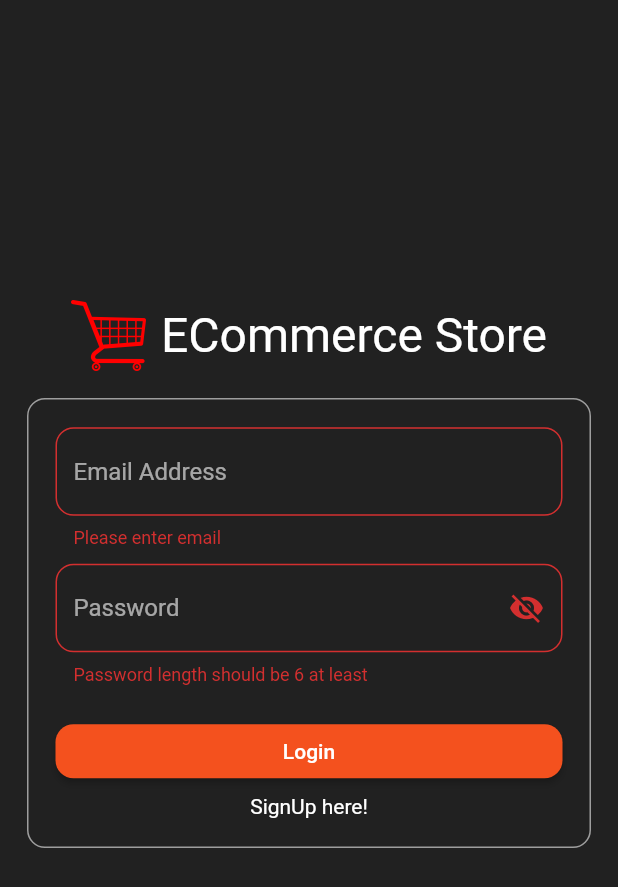
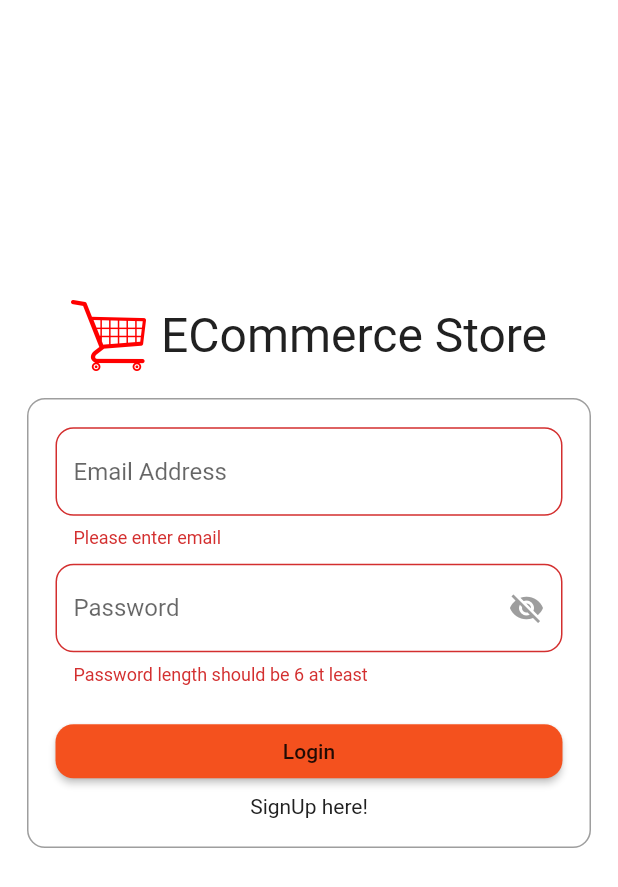
Before and after one commit to PruthviSooni/eCommerce_app, a Flutter app: the screen it shows after launch, after a tap on "Login", on a phone screen of 412 x 824 dp. Shown: the top 887 px of the screen. Run offline on Flutter 3.47's test engine with Material 2 defaults, Android fonts, the phone set to English and light mode, and no system bars; our stand-ins replace animated_theme_switcher, date_format, flutter_staggered_animations, shared_preferences, validators; network calls fail; project files that could hold a hidden picture were left out.

Commit message:
Merge  (#7)
- Added Auto Login Feature Using Shared Preferences
- Added Toggle Dark/Light theme mode
- Minor Fixes

Co-authored-by: PruthviSooni <pruthvisoni@gmail.com>

```diff
--- a/lib/main.dart
+++ b/lib/main.dart
@@ -1,3 +1,5 @@
+import 'package:animated_theme_switcher/animated_theme_switcher.dart';
+import 'package:ecommerce_app/screens/splash_screen.dart';
 import 'package:flutter/material.dart';
 import 'package:provider/provider.dart';
 
@@ -12,58 +14,71 @@ import './screens/order_screen.dart';
 import './screens/product_details.dart';
 import './screens/products_screen.dart';
 import './screens/shopping_cart.dart';
+import './utils/constants.dart';
+
 void main() => runApp(MyApp());
 
 class MyApp extends StatelessWidget {
   @override
   Widget build(BuildContext context) {
+    final isPlatformDark =
+        WidgetsBinding.instance.window.platformBrightness == Brightness.dark;
+    final initTheme = isPlatformDark ? darkTheme : lightTheme;
     return MultiProvider(
       providers: [
-        ChangeNotifierProvider<Auth>(
-          create: (_) => Auth(),
+
+        ChangeNotifierProvider.value(
+          value: Auth(),
         ),
         // ignore: missing_required_param
         ChangeNotifierProxyProvider<Auth, Products>(
           update: (ctx, auth, previousProducts) => Products(
             auth.token,
+            auth.uId,
             previousProducts == null ? [] : previousProducts.items,
           ),
         ),
-        ChangeNotifierProvider(
-          create: (ctx) => Cart(),
+        ChangeNotifierProvider.value(
+          value: Cart(),
         ),
         // ignore: missing_required_param
         ChangeNotifierProxyProvider<Auth, Orders>(
           update: (_, auth, oldOrders) => Orders(
             auth.token,
+            auth.uId,
             oldOrders == null ? [] : oldOrders.order,
           ),
         ),
-        ChangeNotifierProvider(
-          create: (ctx) => Auth(),
-        ),
       ],
       child: Consumer<Auth>(
-          builder: (__, auth, _) => MaterialApp(
-                home: auth.isAuth ? ProductScreen() : AuthScreen(),
-                theme: ThemeData(
-                  brightness: Brightness.dark,
-                  scaffoldBackgroundColor: Colors.grey.shade900,
-                  primarySwatch: Colors.deepOrange,
-                  accentColor: Colors.deepOrange,
-                  visualDensity: VisualDensity.adaptivePlatformDensity,
-                ),
-                // initialRoute: AuthScreen.routeName,
+        builder: (__, auth, _) => ThemeProvider(
+          initTheme: initTheme,
+          duration: Duration(milliseconds: 800),
+          child: Builder(
+            builder: (context) => MaterialApp(
+              home: auth.isAuth
+                  ? ProductScreen()
+                  : FutureBuilder(
+                      future: auth.tryAutoLogin(),
+                      builder: (context, snapshot) {
+                        return snapshot.connectionState ==
+                                ConnectionState.waiting
+                            ? SplashScreen()
+                            : AuthScreen();
+                      }),
+              theme: ThemeProvider.of(context),
               routes: {
-                  ProductDetailsScreen.routeName: (ctx) =>
-                      ProductDetailsScreen(),
+                ProductDetailsScreen.routeName: (ctx) => ProductDetailsScreen(),
                 ShoppingCart.routeName: (ctx) => ShoppingCart(),
                 OrderScreen.routeName: (ctx) => OrderScreen(),
                 AddProductScreen.routeName: (ctx) => AddProductScreen(),
                 ManageProductScreen.routeName: (ctx) => ManageProductScreen(),
                 AuthScreen.routeName: (ctx) => AuthScreen(),
               },
-              )),
+            ),
+          ),
+        ),
+      ),
     );
   }
 }
--- a/lib/provider/auth.dart
+++ b/lib/provider/auth.dart
@@ -1,8 +1,10 @@
+import 'dart:async';
 import 'dart:convert';
 
 import 'package:flutter/foundation.dart';
 import 'package:flutter/material.dart';
 import 'package:http/http.dart' as http;
+import 'package:shared_preferences/shared_preferences.dart';
 
 import '../models/http_exception.dart';
 import '../utils/assests.dart';
@@ -14,14 +16,15 @@ class Auth with ChangeNotifier {
   String error;
   http.Response res;
   String _email;
-
-  bool get isAuth => _token != null;
-
+  Timer authTimer;
   String get email {
     if (_email != null) {
       return _email;
     }
     return 'null';
+  }
+  bool get isAuth {
+    return token != null;
   }
 
   String get token {
@@ -46,7 +49,6 @@ class Auth with ChangeNotifier {
             'returnSecureToken': true,
           }));
       var data = jsonDecode(res.body);
-      print(data);
       if (data['error'] != null) {
         throw HttpException(data['error']['message']);
       }
@@ -58,9 +60,40 @@ class Auth with ChangeNotifier {
           seconds: int.parse(data['expiresIn']),
         ),
       );
+      _autoLogout();
       notifyListeners();
+      final prefs = await SharedPreferences.getInstance();
+      final userData = json.encode({
+        'token': _token,
+        'userId': uId,
+        'expireTime': _expire.toIso8601String(),
+        'email': _email,
+      });
+      prefs.setString('userData', userData);
     } catch (e) {
       throw e;
+    }
+  }
+
+  Future<bool> tryAutoLogin() async {
+    final prefs = await SharedPreferences.getInstance();
+    if (!prefs.containsKey('userData')) {
+      return false;
+    }
+    final extractedUserData =
+        json.decode(prefs.getString('userData')) as Map<String, Object>;
+    final expiryDate = DateTime.parse(extractedUserData['expireTime']);
+
+    if (expiryDate.isBefore(DateTime.now())) {
+      return false;
+    } else {
+      _token = extractedUserData['token'];
+      _uId = extractedUserData['userId'];
+      _expire = expiryDate;
+      _email = extractedUserData['email'];
+      notifyListeners();
+      _autoLogout();
+      return true;
     }
   }
 
@@ -71,4 +104,27 @@ class Auth with ChangeNotifier {
   Future<void> signIn(email, password) async {
     return _authenticate(email, password, 'signInWithPassword');
   }
+
+  Future<void> logout() async {
+    _token = null;
+    _uId = null;
+    _expire = null;
+    _email = null;
+    if (authTimer != null) {
+      authTimer.cancel();
+      authTimer = null;
+    }
+    notifyListeners();
+    final prefs = await SharedPreferences.getInstance();
+    prefs.clear();
+  }
+
+  void _autoLogout() {
+    if (authTimer != null) {
+      authTimer.cancel();
+    }
+    var timeToLogout = _expire.difference(DateTime.now()).inSeconds;
+    authTimer = Timer(Duration(seconds: timeToLogout), logout);
+
+  }
 }
--- a/lib/screens/add_product.dart
+++ b/lib/screens/add_product.dart
@@ -228,6 +228,7 @@ class _AddProductScreenState extends State<AddProductScreen> {
                       topRight: Radius.circular(12),
                     ),
                   ),
+                  barrierColor: Colors.black26,
                   builder: (ctx) {
                     return Container(
                       child: ClipRRect(
@@ -274,6 +275,7 @@ class _AddProductScreenState extends State<AddProductScreen> {
                   textInputAction: TextInputAction.done,
                   decoration:
                       kTextFieldDecoration.copyWith(labelText: "Image Path"),
+                  // ignore: missing_return
                   validator: (value) {
                     bool url = isURL(value);
                     if (url == false) {
--- a/lib/screens/auth_screen.dart
+++ b/lib/screens/auth_screen.dart
@@ -6,7 +6,6 @@ import 'package:provider/provider.dart';
 import 'package:validators/validators.dart';
 
 import '../models/http_exception.dart' as HttpExp;
-
 
 class AuthScreen extends StatefulWidget {
   static const routeName = 'AuthScreen';
@@ -122,9 +121,11 @@ class _AuthScreenState extends State<AuthScreen> with TickerProviderStateMixin {
   @override
   Widget build(BuildContext context) {
     final deviceSize = MediaQuery.of(context).size;
+    final isPlatformDark =
+        WidgetsBinding.instance.window.platformBrightness == Brightness.light;
     return Scaffold(
       key: _key,
-      backgroundColor: _animation_2.value,
+      backgroundColor: isPlatformDark ? Colors.white : _animation_2.value,
       body: SingleChildScrollView(
         padding: EdgeInsets.only(top: 200),
         child: Form(
@@ -147,7 +148,11 @@ class _AuthScreenState extends State<AuthScreen> with TickerProviderStateMixin {
                       ),
                       Text(
                         "ECommerce Store",
-                        style: TextStyle(fontSize: 32),
+                        style: TextStyle(
+                            fontSize: 32,
+                            color: isPlatformDark
+                                ? Colors.grey.shade900
+                                : Colors.white),
                       ),
                     ],
                   ),
@@ -195,9 +200,12 @@ class _AuthScreenState extends State<AuthScreen> with TickerProviderStateMixin {
                           decoration: kInputFieldDecoration.copyWith(
                             hintText: 'Password',
                             suffixIcon: IconButton(
-                              icon: Icon(_isVisible
+                              icon: Icon(
+                                _isVisible
                                     ? Icons.visibility_off
-                                  : Icons.visibility),
+                                    : Icons.visibility,
+                                color: Colors.grey,
+                              ),
                               onPressed: showPassword,
                             ),
                           ),
@@ -239,6 +247,9 @@ class _AuthScreenState extends State<AuthScreen> with TickerProviderStateMixin {
                           decoration: BoxDecoration(),
                           duration: Duration(milliseconds: 500),
                           child: RaisedButton(
+                            color: Theme
+                                .of(context)
+                                .accentColor,
                             shape: RoundedRectangleBorder(
                               borderRadius:
                               BorderRadius.circular(_isLoading ? 100 : 12),
@@ -257,9 +268,7 @@ class _AuthScreenState extends State<AuthScreen> with TickerProviderStateMixin {
                               ),
                             )
                                 : Text(
-                                '${_authMode == AuthState.SignUp
-                                    ? "SignUp"
-                                    : "Login"}'),
+                                '${_authMode == AuthState.SignUp ? "SignUp" : "Login"}'),
                           ),
                         ),
                         SizedBox(
@@ -267,9 +276,16 @@ class _AuthScreenState extends State<AuthScreen> with TickerProviderStateMixin {
                         ),
                         InkWell(
                           onTap: switchMode,
-                          child: Text(_authMode == AuthState.Login
+                          child: Text(
+                            _authMode == AuthState.Login
                                 ? 'SignUp here!'
-                              : 'Login here.'),
+                                : 'Login here.',
+                            style: TextStyle(
+                              color: isPlatformDark
+                                  ? Colors.grey.shade900
+                                  : Colors.white,
+                            ),
+                          ),
                         )
                       ],
                     ),
--- a/lib/screens/order_screen.dart
+++ b/lib/screens/order_screen.dart
@@ -29,8 +29,6 @@ class OrderScreen extends StatelessWidget {
             if (snapshot.connectionState == ConnectionState.done) {
               return Consumer<orders.Orders>(
                 builder: (ctx, orderData, _) {
-                  print('${orderData.getOrders()}');
-                  print("Orders => ${orderData.order.length}");
                   return ListView.builder(
                       itemCount: orderData.order.length,
                       itemBuilder: (ctx, i) {
--- a/lib/screens/products_screen.dart
+++ b/lib/screens/products_screen.dart
@@ -69,6 +69,8 @@ class _ProductScreenState extends State<ProductScreen>
 
   @override
   void dispose() {
+    _controller.dispose();
+    _controller_2.dispose();
     super.dispose();
   }
 
@@ -160,9 +162,6 @@ class _ProductScreenState extends State<ProductScreen>
                               ),
                             ),
                           ),
-                        ),
-                  ),
-                ),
                         )
                       : AnimationLimiter(
                           child: GridView.builder(
--- /dev/null
+++ b/lib/screens/splash_screen.dart
@@ -0,0 +1,12 @@
+import 'package:flutter/material.dart';
+
+class SplashScreen extends StatelessWidget {
+  @override
+  Widget build(BuildContext context) {
+    return Scaffold(
+      body: Center(
+        child: CircularProgressIndicator(),
+      ),
+    );
+  }
+}
--- a/lib/utils/constants.dart
+++ b/lib/utils/constants.dart
@@ -11,3 +11,24 @@ var kInputFieldDecoration = InputDecoration(
     border: OutlineInputBorder(
       borderRadius: BorderRadius.circular(12),
     ));
+var darkTheme = ThemeData.dark().copyWith(
+  primaryColor: Colors.deepOrange,
+  accentColor: Colors.deepOrange,
+  scaffoldBackgroundColor: Colors.grey.shade900,
+  snackBarTheme: SnackBarThemeData(
+    backgroundColor: Colors.grey.shade800,
+    actionTextColor: Colors.deepOrange,
+    contentTextStyle: TextStyle(color: Colors.white),
+  ),
+);
+
+var lightTheme = ThemeData.light().copyWith(
+    brightness: Brightness.light,
+    primaryColor: Colors.deepOrange.shade600,
+    accentColor: Colors.deepOrange.shade600,
+    snackBarTheme: SnackBarThemeData(
+        backgroundColor: Colors.white,
+        actionTextColor: Colors.deepOrange,
+        contentTextStyle: TextStyle(color: Colors.black)),
+    scaffoldBackgroundColor: Colors.white,
+    backgroundColor: Colors.grey.shade300);
--- a/lib/widgets/order_items.dart
+++ b/lib/widgets/order_items.dart
@@ -44,7 +44,8 @@ class OrderItems extends StatelessWidget {
                                 fontSize: 18, fontWeight: FontWeight.bold),
                           ),
                           Text(
-                            "${product.quantity}x ₹${data.total}",
+                            "${product.quantity}x ₹${formatPrice(
+                                product.price)}",
                             style: TextStyle(
                                 fontSize: 14, color: Colors.grey.shade400),
                           )
--- a/lib/widgets/product_item_list.dart
+++ b/lib/widgets/product_item_list.dart
@@ -1,3 +1,4 @@
+import 'package:ecommerce_app/provider/auth.dart';
 import 'package:flutter/material.dart';
 import 'package:provider/provider.dart';
 
@@ -14,6 +15,7 @@ class ProductItemList extends StatelessWidget {
   Widget build(BuildContext context) {
     var product = Provider.of<Product>(context);
     var cart = Provider.of<Cart>(context);
+    final auth = Provider.of<Auth>(context, listen: false);
     return Hero(
       tag: product.hashCode,
       child: Material(
@@ -62,7 +64,7 @@ class ProductItemList extends StatelessWidget {
                           ? Icons.favorite
                           : Icons.favorite_border),
                       onPressed: () {
-                        product.toggleFavorite();
+                        product.toggleFavorite(auth.uId);
                       },
                     ),
                   ],
--- a/pubspec.yaml
+++ b/pubspec.yaml
@@ -17,7 +17,8 @@ dependencies:
   validators: ^2.0.1
   flutter_staggered_animations: ^0.1.2
   intl:
-  splashscreen:
+  shared_preferences: ^0.5.12+2
+  animated_theme_switcher: "^1.0.5"
 #================================
 dev_dependencies:
   flutter_test:
```
Also changed, not shown: lib/provider/order.dart (+10 -9 lines), lib/provider/product.dart (+5 -7 lines), lib/provider/products.dart (+28 -18 lines), lib/screens/product_details.dart (+9 -6 lines), lib/screens/shopping_cart.dart (+6 -6 lines), lib/widgets/app_drawer.dart (+50 -15 lines), lib/widgets/product_item_grid.dart (+6 -2 lines), lib/widgets/shopping_cart_item.dart (+9 -4 lines), pubspec.lock. Lines whose indentation alone changed are shown as unchanged.
